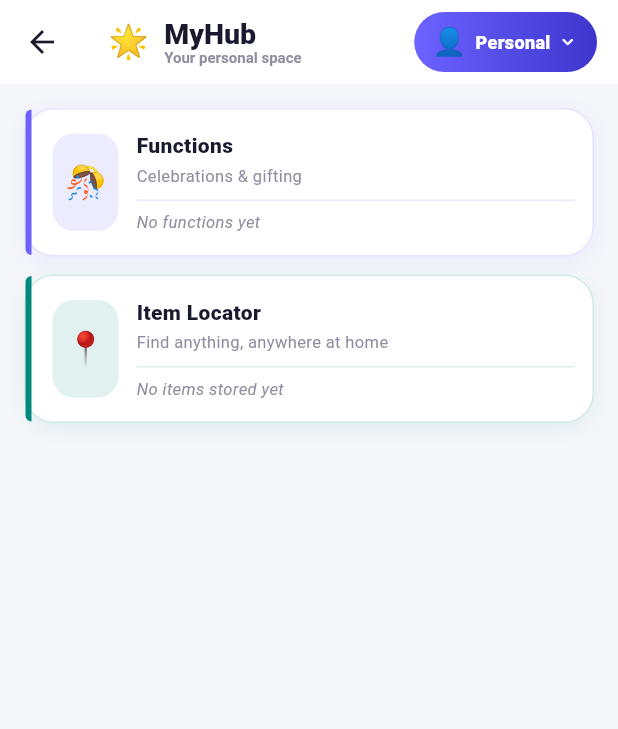
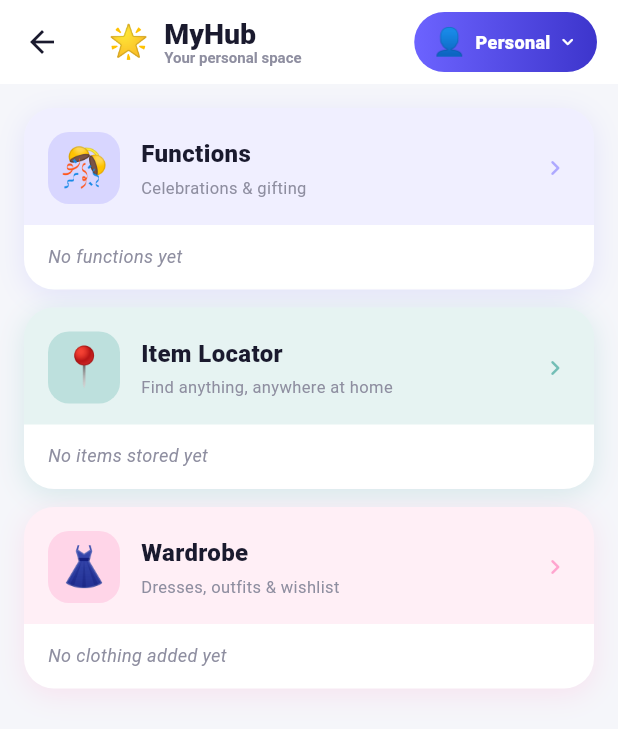
Before and after one commit to MSathiyaseelan/wai_life_assistant, a Flutter app: the MyHubScreen screen opened directly with empty values, on a phone screen of 412 x 824 dp. Shown: the top 729 px of the screen. Run offline on Flutter 3.47's test engine with Material 3 defaults, Android fonts, the phone set to English and light mode, and no system bars; our stand-ins replace connectivity_plus, device_info_plus, dio, firebase_core, firebase_messaging, flutter_contacts and 13 more; missing offline and left inert: flutter_sms_inbox, quick_actions; accounts and stored records are empty; Roboto replaces fonts that are missing (Nunito); statements that could not run were skipped.

Commit message:
Enabled wardrobe

```diff
--- a/lib/features/lifestyle/modules/my_wardrobe/my_wardrobe_screen.dart
+++ b/lib/features/lifestyle/modules/my_wardrobe/my_wardrobe_screen.dart
@@ -16,11 +16,9 @@ Future<String?> _pickPhoto(BuildContext ctx) async {
     backgroundColor: Colors.transparent,
     builder: (mCtx) {
       final isDark = Theme.of(mCtx).brightness == Brightness.dark;
-      return Container(
-        decoration: BoxDecoration(
-          color: isDark ? AppColors.cardDark : AppColors.cardLight,
-          borderRadius: const BorderRadius.vertical(top: Radius.circular(20)),
-        ),
+      return Material(
+        color: isDark ? AppColors.cardDark : AppColors.cardLight,
+        borderRadius: const BorderRadius.vertical(top: Radius.circular(20)),
         child: SafeArea(
           child: Column(
             mainAxisSize: MainAxisSize.min,
--- a/lib/features/myhub/my_hub_screen.dart
+++ b/lib/features/myhub/my_hub_screen.dart
@@ -7,8 +7,10 @@ import 'package:wai_life_assistant/shared/widgets/wallet_switcher_pill.dart';
 import 'package:wai_life_assistant/features/AppStateNotifier.dart';
 import 'package:wai_life_assistant/data/models/lifestyle/lifestyle_models.dart';
 import 'package:wai_life_assistant/data/services/functions_service.dart';
+import 'package:wai_life_assistant/data/services/item_locator_service.dart';
 import 'package:wai_life_assistant/features/lifestyle/modules/my_functions/my_functions_screen.dart';
 import 'package:wai_life_assistant/features/lifestyle/modules/item_locator/itemLocatorScreen.dart';
+import 'package:wai_life_assistant/features/lifestyle/modules/my_wardrobe/my_wardrobe_screen.dart';
 import 'package:wai_life_assistant/data/models/planit/planit_models.dart';
 
 class MyHubScreen extends StatefulWidget {
@@ -43,6 +45,8 @@ class _MyHubScreenState extends State<MyHubScreen> {
   }
 
   final List<FunctionModel> _functions = [];
+  final List<StorageContainer> _containers = [];
+  final List<StoredItem> _items = [];
   String? _loadedKey;
 
   @override
@@ -70,14 +74,23 @@ class _MyHubScreenState extends State<MyHubScreen> {
     if (loadKey == _loadedKey) return;
     _loadedKey = loadKey;
     try {
-      final results = await Future.wait(
-        walletIds.map((id) => FunctionsService.instance.fetchMyFunctions(id)),
-      );
+      final svc = ItemLocatorService.instance;
+      final results = await Future.wait([
+        Future.wait(walletIds.map((id) => FunctionsService.instance.fetchMyFunctions(id))),
+        Future.wait(walletIds.map((id) => svc.fetchContainers(id))),
+        Future.wait(walletIds.map((id) => svc.fetchItems(id))),
+      ]);
       if (!mounted) return;
       setState(() {
         _functions
           ..clear()
-          ..addAll(results.expand((r) => r).map(FunctionModel.fromJson));
+          ..addAll((results[0] as List).expand((r) => r as List).map((r) => FunctionModel.fromJson(r as Map<String, dynamic>)));
+        _containers
+          ..clear()
+          ..addAll((results[1] as List).expand((r) => r as List).map((r) => StorageContainer.fromJson(r as Map<String, dynamic>)));
+        _items
+          ..clear()
+          ..addAll((results[2] as List).expand((r) => r as List).map((r) => StoredItem.fromJson(r as Map<String, dynamic>)));
       });
     } catch (e) {
       debugPrint('[MyHub] _loadData error: $e');
@@ -144,6 +157,19 @@ class _MyHubScreenState extends State<MyHubScreen> {
       }
       return '🎊 ${f.title}${when.isNotEmpty ? ' · $when' : ''}';
     }).toList();
+
+    // Item Locator summary
+    final containersInView = _containers.where((c) => personal || c.walletId == wid).toList();
+    final itemsInView = _items.where((i) => personal || i.walletId == wid).toList();
+    final itemCount = itemsInView.length;
+    final importantCount = itemsInView.where((i) => i.isImportant).length;
+    final locatorSummary = (containersInView.isNotEmpty || itemsInView.isNotEmpty)
+        ? [
+            '📦  ${containersInView.length} ${containersInView.length == 1 ? 'Container' : 'Containers'}',
+            '📍  $itemCount ${itemCount == 1 ? 'Item' : 'Items'} stored',
+            '⭐  $importantCount Important',
+          ]
+        : <String>[];
 
     return Scaffold(
       backgroundColor: bg,
@@ -228,10 +254,25 @@ class _MyHubScreenState extends State<MyHubScreen> {
                       emoji: '📍',
                       title: 'Item Locator',
                       subtitle: 'Find anything, anywhere at home',
+                      count: itemCount,
+                      summary: locatorSummary,
+                      emptyLabel: 'No items stored yet',
+                      onTap: () => _openItemLocator(context),
+                    ),
+                    const SizedBox(height: 12),
+                    _buildModuleCard(
+                      context: context,
+                      isDark: isDark,
+                      cardBg: cardBg,
+                      textColor: textColor,
+                      color: const Color(0xFFFF5CA8),
+                      emoji: '👗',
+                      title: 'Wardrobe',
+                      subtitle: 'Dresses, outfits & wishlist',
                       count: 0,
                       summary: const [],
-                      emptyLabel: 'No items stored yet',
-                      onTap: () => _openItemLocator(context),
+                      emptyLabel: 'No clothing added yet',
+                      onTap: () => _openWardrobe(context),
                     ),
                   ],
                 ),
@@ -264,44 +305,38 @@ class _MyHubScreenState extends State<MyHubScreen> {
         decoration: BoxDecoration(
           color: cardBg,
           borderRadius: BorderRadius.circular(20),
-          border: Border.all(color: color.withValues(alpha: 0.18)),
           boxShadow: [
             BoxShadow(
-              color: color.withValues(alpha: isDark ? 0.07 : 0.09),
-              blurRadius: 10,
-              offset: const Offset(0, 3),
+              color: color.withValues(alpha: isDark ? 0.10 : 0.13),
+              blurRadius: 16,
+              offset: const Offset(0, 4),
             ),
           ],
         ),
-        child: IntrinsicHeight(
+        child: Column(
+          crossAxisAlignment: CrossAxisAlignment.start,
+          children: [
+            // ── Coloured header band ──────────────────────────────────
+            Container(
+              padding: const EdgeInsets.fromLTRB(16, 16, 16, 14),
+              decoration: BoxDecoration(
+                color: color.withValues(alpha: isDark ? 0.15 : 0.10),
+                borderRadius: const BorderRadius.vertical(top: Radius.circular(20)),
+              ),
               child: Row(
-            crossAxisAlignment: CrossAxisAlignment.stretch,
                 children: [
                   Container(
-                width: 4,
+                    width: 48,
+                    height: 48,
                     decoration: BoxDecoration(
-                  color: color,
-                  borderRadius: const BorderRadius.horizontal(left: Radius.circular(20)),
-                ),
-              ),
-              const SizedBox(width: 14),
-              Padding(
-                padding: const EdgeInsets.symmetric(vertical: 16),
-                child: Container(
-                  width: 44,
-                  height: 44,
-                  decoration: BoxDecoration(
-                    color: color.withValues(alpha: 0.12),
+                      color: color.withValues(alpha: isDark ? 0.25 : 0.18),
                       borderRadius: BorderRadius.circular(14),
                     ),
                     alignment: Alignment.center,
-                  child: Text(emoji, style: const TextStyle(fontSize: 22)),
+                    child: Text(emoji, style: const TextStyle(fontSize: 26)),
                   ),
-              ),
-              const SizedBox(width: 12),
+                  const SizedBox(width: 14),
                   Expanded(
-                child: Padding(
-                  padding: const EdgeInsets.fromLTRB(0, 14, 0, 14),
                     child: Column(
                       crossAxisAlignment: CrossAxisAlignment.start,
                       children: [
@@ -311,8 +346,8 @@ class _MyHubScreenState extends State<MyHubScreen> {
                               child: Text(
                                 title,
                                 style: TextStyle(
-                                fontSize: 14,
-                                fontWeight: FontWeight.w800,
+                                  fontSize: 16,
+                                  fontWeight: FontWeight.w900,
                                   fontFamily: 'Nunito',
                                   color: textColor,
                                 ),
@@ -320,16 +355,15 @@ class _MyHubScreenState extends State<MyHubScreen> {
                             ),
                             if (count > 0)
                               Container(
-                              margin: const EdgeInsets.only(right: 8),
-                              padding: const EdgeInsets.symmetric(horizontal: 8, vertical: 2),
+                                padding: const EdgeInsets.symmetric(horizontal: 9, vertical: 3),
                                 decoration: BoxDecoration(
-                                color: color.withValues(alpha: 0.15),
+                                  color: color.withValues(alpha: isDark ? 0.30 : 0.20),
                                   borderRadius: BorderRadius.circular(10),
                                 ),
                                 child: Text(
                                   '$count',
                                   style: TextStyle(
-                                  fontSize: 11,
+                                    fontSize: 12,
                                     fontWeight: FontWeight.w800,
                                     fontFamily: 'Nunito',
                                     color: color,
@@ -338,31 +372,49 @@ class _MyHubScreenState extends State<MyHubScreen> {
                               ),
                           ],
                         ),
-                      const SizedBox(height: 2),
-                      Text(subtitle, style: TextStyle(fontSize: 11, fontFamily: 'Nunito', color: sub)),
-                      const SizedBox(height: 8),
-                      Divider(height: 1, color: color.withValues(alpha: 0.15)),
-                      const SizedBox(height: 6),
-                      if (summary.isNotEmpty)
-                        ...summary.map(
+                        const SizedBox(height: 3),
+                        Text(
+                          subtitle,
+                          style: TextStyle(
+                            fontSize: 11,
+                            fontFamily: 'Nunito',
+                            color: sub,
+                          ),
+                        ),
+                      ],
+                    ),
+                  ),
+                  Icon(Icons.chevron_right_rounded, color: color.withValues(alpha: 0.5), size: 20),
+                ],
+              ),
+            ),
+
+            // ── Summary content ───────────────────────────────────────
+            Padding(
+              padding: const EdgeInsets.fromLTRB(16, 12, 16, 14),
+              child: summary.isNotEmpty
+                  ? Column(
+                      crossAxisAlignment: CrossAxisAlignment.start,
+                      children: summary
+                          .map(
                             (s) => Padding(
-                            padding: const EdgeInsets.only(bottom: 4),
+                              padding: const EdgeInsets.only(bottom: 6),
                               child: Row(
                                 children: [
                                   Container(
-                                  width: 5,
-                                  height: 5,
-                                  margin: const EdgeInsets.only(right: 7, top: 1),
+                                    width: 6,
+                                    height: 6,
+                                    margin: const EdgeInsets.only(right: 8, top: 1),
                                     decoration: BoxDecoration(
-                                    color: color.withValues(alpha: 0.55),
-                                    shape: BoxShape.circle,
+                                      color: color.withValues(alpha: 0.50),
+                                      borderRadius: BorderRadius.circular(3),
                                     ),
                                   ),
                                   Expanded(
                                     child: Text(
                                       s,
                                       style: TextStyle(
-                                      fontSize: 11,
+                                        fontSize: 12,
                                         fontFamily: 'Nunito',
                                         color: textColor,
                                         height: 1.3,
@@ -375,23 +427,19 @@ class _MyHubScreenState extends State<MyHubScreen> {
                               ),
                             ),
                           )
-                      else
-                        Text(
+                          .toList(),
+                    )
+                  : Text(
                       emptyLabel,
                       style: TextStyle(
-                            fontSize: 11,
+                        fontSize: 12,
                         fontFamily: 'Nunito',
                         color: sub,
                         fontStyle: FontStyle.italic,
                       ),
                     ),
+            ),
           ],
-                  ),
-                ),
-              ),
-              const SizedBox(width: 12),
-            ],
-          ),
         ),
       ),
     );
@@ -403,6 +451,29 @@ class _MyHubScreenState extends State<MyHubScreen> {
       context,
       PageRouteBuilder(
         pageBuilder: (ctx, anim, secondaryAnim) => ItemLocatorScreen(
+          walletId: _currentWallet.id,
+        ),
+        transitionsBuilder: (ctx, anim, secondaryAnim, child) => FadeTransition(
+          opacity: CurvedAnimation(parent: anim, curve: Curves.easeOut),
+          child: SlideTransition(
+            position: Tween<Offset>(
+              begin: const Offset(0, 0.05),
+              end: Offset.zero,
+            ).animate(CurvedAnimation(parent: anim, curve: Curves.easeOutCubic)),
+            child: child,
+          ),
+        ),
+        transitionDuration: const Duration(milliseconds: 320),
+      ),
+    );
+  }
+
+  void _openWardrobe(BuildContext context) {
+    HapticFeedback.selectionClick();
+    Navigator.push(
+      context,
+      PageRouteBuilder(
+        pageBuilder: (ctx, anim, secondaryAnim) => MyWardrobeScreen(
           walletId: _currentWallet.id,
         ),
         transitionsBuilder: (ctx, anim, secondaryAnim, child) => FadeTransition(
```
Lines whose indentation alone changed are shown as unchanged.
